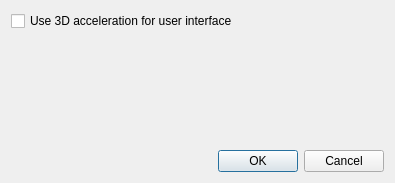
Qt form ui/SettingsDialog.ui (scantailor/scantailor) before a commit.
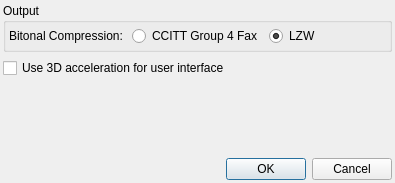
The same form after that commit.

Commit message: Settings Dialog: Choice of the compression method for bitonal images

Diff of the .ui file:
```diff
--- a/ui/SettingsDialog.ui
+++ b/ui/SettingsDialog.ui
@@ -13,7 +13,59 @@
   <property name="windowTitle">
    <string>Settings</string>
   </property>
-  <layout class="QVBoxLayout" name="verticalLayout">
+  <layout class="QVBoxLayout" name="verticalLayout_2">
+   <property name="spacing">
+    <number>6</number>
+   </property>
+   <property name="margin">
+    <number>3</number>
+   </property>
+   <item>
+    <widget class="QGroupBox" name="outputGroupBox">
+     <property name="title">
+      <string>Output</string>
+     </property>
+     <layout class="QVBoxLayout" name="verticalLayout">
+      <property name="spacing">
+       <number>3</number>
+      </property>
+      <property name="margin">
+       <number>3</number>
+      </property>
+      <item>
+       <layout class="QHBoxLayout" name="horizontalLayout">
+        <property name="spacing">
+         <number>6</number>
+        </property>
+        <item>
+         <widget class="QLabel" name="bitonalCompressTypeLabel">
+          <property name="text">
+           <string>Bitonal Compression:</string>
+          </property>
+         </widget>
+        </item>
+        <item>
+         <widget class="QRadioButton" name="gfax4RadioButton">
+          <property name="text">
+           <string>CCITT Group 4 Fax</string>
+          </property>
+         </widget>
+        </item>
+        <item>
+         <widget class="QRadioButton" name="lzwRadioButton">
+          <property name="text">
+           <string>LZW</string>
+          </property>
+          <property name="checked">
+           <bool>true</bool>
+          </property>
+         </widget>
+        </item>
+       </layout>
+      </item>
+     </layout>
+    </widget>
+   </item>
    <item>
     <widget class="QCheckBox" name="use3DAcceleration">
      <property name="text">
```
The commit also changes 4 other files.
